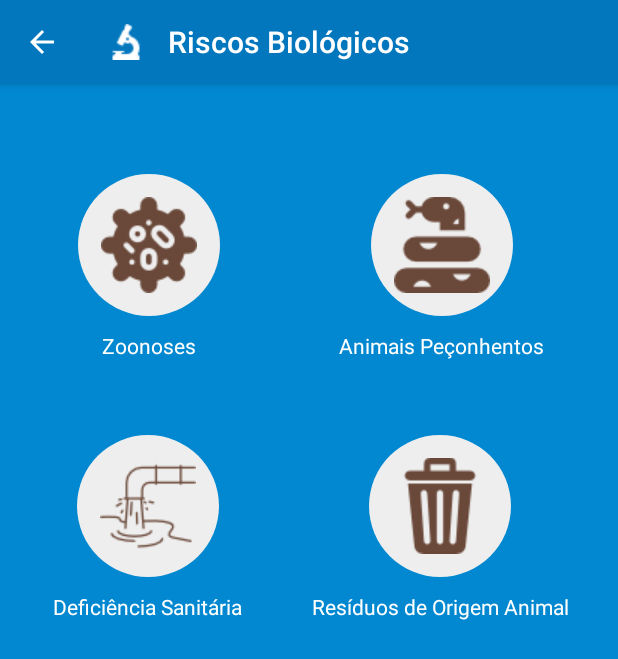
After one commit to giovaninb/AquaSafe, an Android app: the BiologicalActivity screen opened directly, with no data from a screen before it, on a phone screen of 412 x 824 dp. The commit adds this screen. Shown: the top 659 px of the screen. Run offline under Robolectric (Android 15) with nearby library versions, the phone set to English and light mode, and no system bars.

Commit message:
Tela Riscos Biológicos

```diff
--- a/app/src/main/AndroidManifest.xml
+++ b/app/src/main/AndroidManifest.xml
@@ -36,6 +36,11 @@
             android:name=".ChemicalActivity"
             android:label="@string/title_activity_chemical"
             android:parentActivityName=".HazardActivity"
+            android:theme="@style/AppTheme.NoActionBar" />
+        <activity
+            android:name=".BiologicalActivity"
+            android:label="@string/title_activity_biological"
+            android:parentActivityName=".HazardActivity"
             android:theme="@style/AppTheme.NoActionBar"></activity>
     </application>
 
--- /dev/null
+++ b/app/src/main/java/com/example/flavielli_marques/aquasafe/BiologicalActivity.java
@@ -0,0 +1,26 @@
+package com.example.flavielli_marques.aquasafe;
+
+import android.os.Bundle;
+import android.support.design.widget.FloatingActionButton;
+import android.support.design.widget.Snackbar;
+import android.support.v7.app.AppCompatActivity;
+import android.support.v7.widget.Toolbar;
+import android.view.View;
+
+public class BiologicalActivity extends AppCompatActivity {
+
+    @Override
+    protected void onCreate(Bundle savedInstanceState) {
+        super.onCreate(savedInstanceState);
+        setContentView(R.layout.activity_biological);
+        Toolbar toolbar = (Toolbar) findViewById(R.id.toolbar);
+        setSupportActionBar(toolbar);
+        getSupportActionBar().setDisplayHomeAsUpEnabled(true);
+        getSupportActionBar().setTitle(R.string.biological_title);
+        getSupportActionBar().setLogo(R.drawable.toolbar_biological);
+        getSupportActionBar().setDisplayUseLogoEnabled(true);
+
+
+    }
+
+}
--- /dev/null
+++ b/app/src/main/res/layout/activity_biological.xml
@@ -0,0 +1,26 @@
+<?xml version="1.0" encoding="utf-8"?>
+<android.support.design.widget.CoordinatorLayout xmlns:android="http://schemas.android.com/apk/res/android"
+    xmlns:app="http://schemas.android.com/apk/res-auto"
+    xmlns:tools="http://schemas.android.com/tools"
+    android:layout_width="match_parent"
+    android:layout_height="match_parent"
+    tools:context=".BiologicalActivity">
+
+    <android.support.design.widget.AppBarLayout
+        android:layout_width="match_parent"
+        android:layout_height="wrap_content"
+        android:theme="@style/AppTheme.AppBarOverlay">
+
+        <android.support.v7.widget.Toolbar
+            android:id="@+id/toolbar"
+            android:layout_width="match_parent"
+            android:layout_height="?attr/actionBarSize"
+            android:background="?attr/colorPrimary"
+            app:titleMarginStart="32dp"
+            app:popupTheme="@style/AppTheme.PopupOverlay" />
+
+    </android.support.design.widget.AppBarLayout>
+
+    <include layout="@layout/content_biological" />
+
+</android.support.design.widget.CoordinatorLayout>
--- /dev/null
+++ b/app/src/main/res/layout/content_biological.xml
@@ -0,0 +1,176 @@
+<?xml version="1.0" encoding="utf-8"?>
+<ScrollView xmlns:android="http://schemas.android.com/apk/res/android"
+    xmlns:app="http://schemas.android.com/apk/res-auto"
+    xmlns:tools="http://schemas.android.com/tools"
+    android:layout_width="match_parent"
+    android:layout_height="match_parent"
+    app:layout_behavior="@string/appbar_scrolling_view_behavior"
+    tools:context=".BiologicalActivity"
+    android:background="@color/background"
+    tools:showIn="@layout/activity_biological">
+
+    <LinearLayout
+        android:layout_width="match_parent"
+        android:layout_height="match_parent"
+        android:weightSum="6"
+        android:layout_alignParentStart="true"
+        android:layout_alignParentTop="true"
+        android:gravity="center"
+        android:orientation="vertical"
+        android:padding="10dp"
+        android:layout_alignParentLeft="true"
+        tools:ignore="RtlCompat">
+
+        <!--Primeira Linha -->
+        <LinearLayout
+            android:layout_width="match_parent"
+            android:layout_height="match_parent"
+            android:layout_marginLeft="2dp"
+            android:layout_weight="1"
+            android:gravity="center"
+            android:orientation="horizontal"
+            android:layout_marginTop="50dp">
+
+            <LinearLayout
+                android:layout_width="wrap_content"
+                android:layout_height="wrap_content"
+                android:layout_weight="1"
+                android:layout_alignParentStart="true"
+                android:layout_alignParentTop="true"
+                android:layout_marginLeft="15dp"
+                android:layout_marginRight="15dp"
+                android:gravity="center"
+                android:orientation="vertical">
+
+                <ImageButton
+                    android:id="@+id/zoonoses"
+                    android:layout_width="wrap_content"
+                    android:layout_height="wrap_content"
+                    android:layout_weight="1"
+                    android:background="@drawable/button_selector"
+                    android:clickable="true"
+                    android:padding="15dp"
+                    android:src="@drawable/zoonoses"
+                    android:scaleType="fitCenter"
+                    android:tag="zoonoses"/>
+
+                <TextView
+                    android:layout_width="wrap_content"
+                    android:layout_height="wrap_content"
+                    android:layout_weight="1"
+                    android:layout_marginTop="10dp"
+                    android:text="@string/zoonoses"
+                    android:textColor="@color/text" />
+
+            </LinearLayout>
+
+            <LinearLayout
+                android:layout_width="wrap_content"
+                android:layout_height="wrap_content"
+                android:layout_weight="1"
+                android:layout_marginLeft="15dp"
+                android:layout_marginRight="15dp"
+                android:gravity="center"
+                android:orientation="vertical">
+
+                <ImageButton
+                    android:id="@+id/venomous_animals"
+                    android:layout_width="wrap_content"
+                    android:layout_height="wrap_content"
+                    android:layout_weight="1"
+                    android:background="@drawable/button_selector"
+                    android:clickable="true"
+                    android:padding="15dp"
+                    android:src="@drawable/venomous_animals"
+                    android:scaleType="fitCenter"
+                    android:tag="venomous animals"/>
+
+                <TextView
+                    android:layout_width="wrap_content"
+                    android:layout_height="wrap_content"
+                    android:layout_marginTop="10dp"
+                    android:layout_weight="1"
+                    android:text="@string/venomous_animals"
+                    android:textColor="@color/text"/>
+            </LinearLayout>
+        </LinearLayout>
+
+        <!--Segunda Linha -->
+        <LinearLayout
+            android:layout_width="match_parent"
+            android:layout_height="match_parent"
+            android:layout_marginLeft="2dp"
+            android:layout_weight="1"
+            android:gravity="center"
+            android:orientation="horizontal"
+            android:layout_marginTop="50dp">
+
+            <LinearLayout
+                android:layout_width="wrap_content"
+                android:layout_height="wrap_content"
+                android:layout_weight="1"
+                android:layout_marginLeft="15dp"
+                android:layout_marginRight="15dp"
+                android:gravity="center"
+                android:orientation="vertical">
+
+                <ImageButton
+                    android:id="@+id/waste_pipe"
+                    android:layout_width="wrap_content"
+                    android:layout_height="wrap_content"
+                    android:layout_weight="1"
+                    android:background="@drawable/button_selector"
+                    android:clickable="true"
+                    android:padding="15dp"
+                    android:src="@drawable/waste_pipe"
+                    android:scaleType="fitCenter"
+                    android:tag="waste_pipe"/>
+
+                <TextView
+                    android:layout_width="wrap_content"
+                    android:layout_height="wrap_content"
+                    android:layout_marginTop="10dp"
+                    android:layout_weight="1"
+                    android:text="@string/waste_pipe"
+                    android:textColor="@color/text"
+                    android:textAlignment="center"/>
+            </LinearLayout>
+
+            <LinearLayout
+                android:layout_width="wrap_content"
+                android:layout_height="wrap_content"
+                android:layout_weight="1"
+                android:layout_alignParentStart="true"
+                android:layout_alignParentTop="true"
+                android:layout_marginLeft="15dp"
+                android:layout_marginRight="15dp"
+                android:gravity="center"
+                android:orientation="vertical">
+
+                <ImageButton
+                    android:id="@+id/residue"
+                    android:layout_width="wrap_content"
+                    android:layout_height="wrap_content"
+                    android:layout_weight="1"
+                    android:background="@drawable/button_selector"
+                    android:clickable="true"
+                    android:padding="15dp"
+                    android:src="@drawable/residue"
+                    android:scaleType="fitCenter"
+                    android:tag="residue"/>
+
+                <TextView
+                    android:layout_width="wrap_content"
+                    android:layout_height="wrap_content"
+                    android:layout_weight="1"
+                    android:layout_marginTop="10dp"
+                    android:text="@string/residue"
+                    android:textColor="@color/text"
+                    android:textAlignment="center"/>
+
+            </LinearLayout>
+
+        </LinearLayout>
+    </LinearLayout>
+
+</ScrollView>
--- a/app/src/main/res/values/strings.xml
+++ b/app/src/main/res/values/strings.xml
@@ -27,6 +27,12 @@
 
     <string name="biological_title">Riscos Biológicos</string>
     <string name="biological">Biológico</string>
+    <string name="zoonoses">Zoonoses</string>
+    <string name="venomous_animals">Animais Peçonhentos</string>
+    <string name="residue">Resíduos de Origem Animal</string>
+    <string name="animal">Animal</string>
+    <string name="waste_pipe">Deficiência Sanitária</string>
+
     <string name="ergonomic_title">Riscos Ergonômicos</string>
     <string name="ergonomic">Ergonômico</string>
     <string name="accident_title">Riscos de Acidentes</string>
@@ -37,4 +43,5 @@
     <string name="action_settings">Settings</string>
     <string name="section_format">Hello World from section: %1$d</string>
     <string name="title_activity_chemical">ChemicalActivity</string>
+    <string name="title_activity_biological">BiologicalActivity</string>
 </resources>
```
Also changed, not shown: app/src/main/res/drawable/residue.png (added), app/src/main/res/drawable/toolbar_biological.png (added), app/src/main/res/drawable/venomous_animals.png (added), app/src/main/res/drawable/waste_pipe.png (added), app/src/main/res/drawable/zoonoses.png (added).
